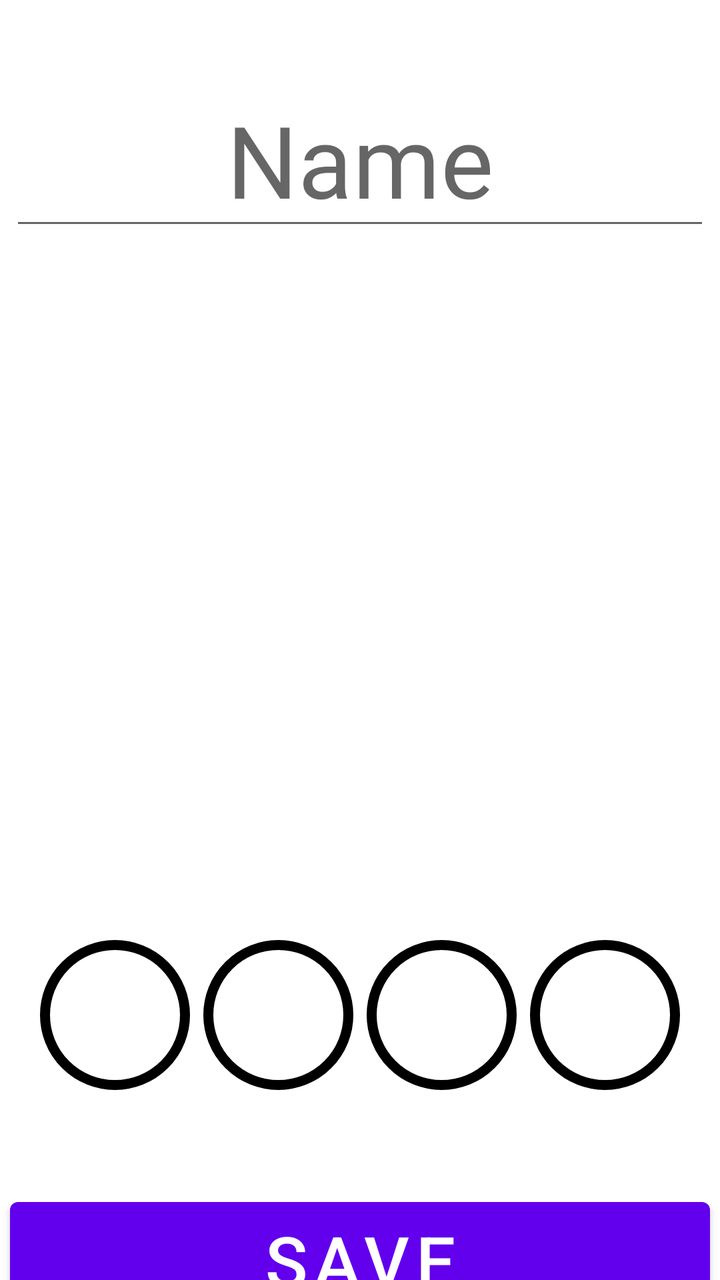
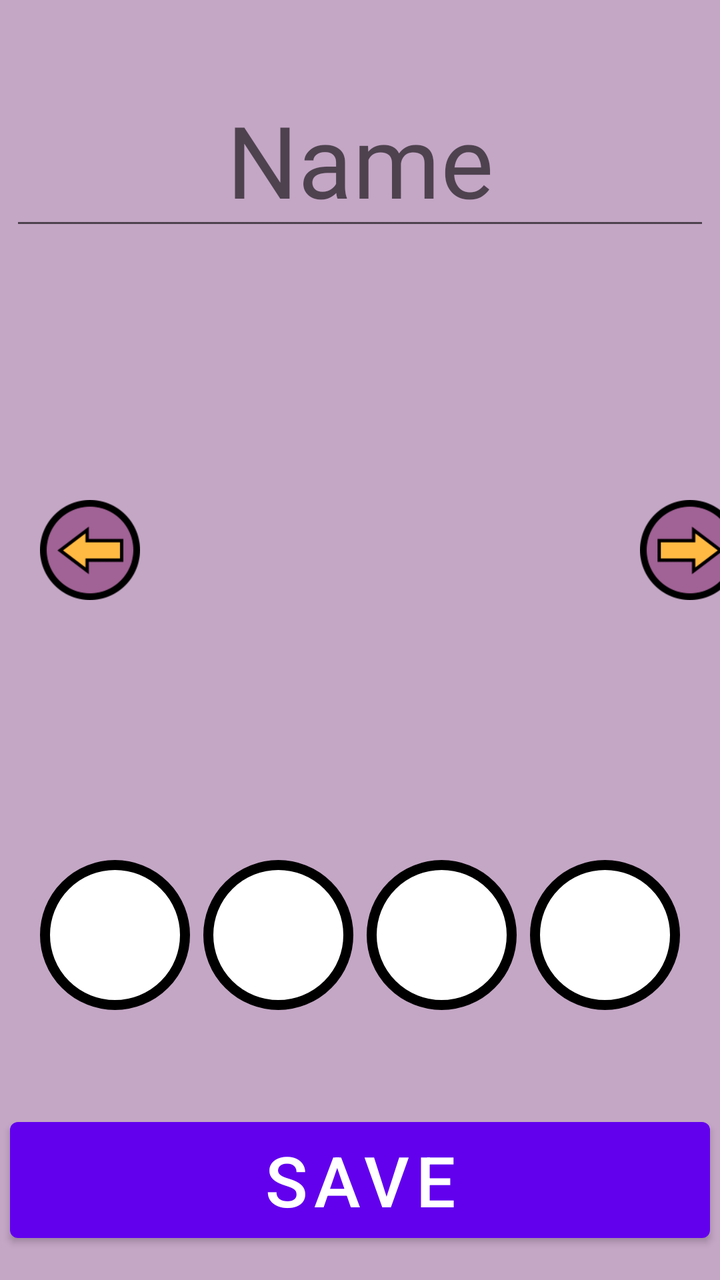

An Android layout rendered at two revisions. The XML below is the earlier revision; the diff shows what the commit changed to produce the second picture.
<!-- AndroidManifest.xml: application theme Theme.PetMonsters -->
<!-- res/layout/activity_character_editor.xml -->
<?xml version="1.0" encoding="utf-8"?>
<androidx.constraintlayout.widget.ConstraintLayout xmlns:android="http://schemas.android.com/apk/res/android"
    xmlns:app="http://schemas.android.com/apk/res-auto"
    xmlns:tools="http://schemas.android.com/tools"
    android:layout_width="match_parent"
    android:layout_height="match_parent"
    tools:context=".CharacterEditorActivity">

    <LinearLayout
        android:layout_width="match_parent"
        android:layout_height="match_parent"
        android:orientation="vertical">

        <EditText
            android:id="@+id/namePet_et"
            android:layout_width="350dp"
            android:layout_gravity="center"
            android:layout_height="70dp"
            android:layout_marginRight="20dp"
            android:layout_marginLeft="20dp"
            android:layout_marginTop="50dp"
            android:fontFamily="@font/g"
            android:textAlignment="center"
            android:hint="Name"
            android:textSize="50dp"/>

        <LinearLayout
            android:layout_width="match_parent"
            android:layout_height="wrap_content"
            android:orientation="horizontal"
            android:layout_marginTop="50dp">

            <ImageView
                android:id="@+id/formerPet_iv"
                android:layout_width="30dp"
                android:layout_height="30dp"
                android:layout_marginLeft="20dp"
                android:layout_gravity="center"/>

            <View
                android:layout_width="0dp"
                android:layout_height="0dp"
                android:layout_weight="1"/>


            <ImageView
                android:id="@+id/pet_iv"
                android:layout_width="250dp"
                android:layout_height="250dp"
                android:layout_marginLeft="20dp"
                android:layout_marginRight="20dp"
                android:layout_gravity="fill_horizontal"/>

            <View
                android:layout_width="0dp"
                android:layout_height="0dp"
                android:layout_weight="1"/>

            <ImageView
                android:id="@+id/nextPet_iv"
                android:layout_width="30dp"
                android:layout_height="30dp"
                android:layout_marginRight="20dp"
                android:layout_gravity="center"/>

        </LinearLayout>

        <LinearLayout
            android:layout_width="match_parent"
            android:layout_height="wrap_content"
            android:orientation="horizontal"
            android:layout_marginTop="50dp">

            <ImageView
                android:id="@+id/color1_iv"
                android:src="@drawable/color_selector"
                android:layout_width="75dp"
                android:layout_height="75dp"
                android:layout_marginLeft="20dp"
                android:layout_gravity="center"/>


            <View
                android:layout_width="0dp"
                android:layout_height="0dp"
                android:layout_weight="1"/>

            <ImageView
                android:id="@+id/color2_iv"
                android:src="@drawable/color_selector"
                android:layout_width="75dp"
                android:layout_height="75dp"
                android:layout_gravity="center"/>

            <View
                android:layout_width="0dp"
                android:layout_height="0dp"
                android:layout_weight="1"/>

            <ImageView
                android:id="@+id/color3_iv"
                android:src="@drawable/color_selector"
                android:layout_width="75dp"
                android:layout_height="75dp"
                android:layout_gravity="center"/>

            <View
                android:layout_width="0dp"
                android:layout_height="0dp"
                android:layout_weight="1"/>

            <ImageView
                android:id="@+id/color4_iv"
                android:src="@drawable/color_selector"
                android:layout_width="75dp"
                android:layout_height="75dp"
                android:layout_marginRight="20dp"
                android:layout_gravity="center"/>

        </LinearLayout>

        <Button
            android:id="@+id/savePet_btn"
            android:layout_width="350dp"
            android:layout_height="70dp"
            android:layout_marginLeft="20dp"
            android:layout_marginRight="20dp"
            android:layout_gravity="center"
            android:layout_marginTop="50dp"
            android:text="SAVE"
            android:textSize="35dp"/>

    </LinearLayout>

</androidx.constraintlayout.widget.ConstraintLayout>
<!-- resources referenced by this layout -->
<resources>
  <!-- drawable color_selector (drawable) -->
  <?xml version="1.0" encoding="utf-8"?>
  <shape
      xmlns:android="http://schemas.android.com/apk/res/android"
      android:shape="oval">
  
      <solid
          android:color="#FFFFFF" />
      <size
          android:width="75dp"
          android:height="75dp"/>
  
      <stroke android:color="@color/black"
          android:width="5dp"/>
  </shape>
  <style name="Theme.PetMonsters" parent="Theme.MaterialComponents.DayNight.DarkActionBar">
          
          <item name="colorPrimary">@color/purple_500</item>
          <item name="colorPrimaryVariant">@color/purple_700</item>
          <item name="colorOnPrimary">@color/white</item>
          
          <item name="colorSecondary">@color/teal_200</item>
          <item name="colorSecondaryVariant">@color/teal_700</item>
          <item name="colorOnSecondary">@color/black</item>
          
          <item name="android:statusBarColor">?attr/colorPrimaryVariant</item>
          
      </style>
  <color name="black">#FF000000</color>
  <color name="purple_500">#FF6200EE</color>
  <color name="purple_700">#FF3700B3</color>
  <color name="white">#FFFFFFFF</color>
  <color name="teal_200">#FF03DAC5</color>
  <color name="teal_700">#FF018786</color>
</resources>

<!-- the commit's change to res/layout/activity_character_editor.xml (unified diff, before → after) -->
@@ -4,7 +4,8 @@
     xmlns:tools="http://schemas.android.com/tools"
     android:layout_width="match_parent"
     android:layout_height="match_parent"
-    tools:context=".CharacterEditorActivity">
+    tools:context=".CharacterEditorActivity"
+    android:background="@color/main_background">
 
     <LinearLayout
         android:layout_width="match_parent"
@@ -32,10 +33,12 @@
 
             <ImageView
                 android:id="@+id/formerPet_iv"
-                android:layout_width="30dp"
-                android:layout_height="30dp"
+                android:layout_width="50dp"
+                android:layout_height="50dp"
                 android:layout_marginLeft="20dp"
+                android:src="@drawable/change_pet_left"
                 android:layout_gravity="center"/>
+
 
             <View
                 android:layout_width="0dp"
@@ -45,8 +48,8 @@
 
             <ImageView
                 android:id="@+id/pet_iv"
-                android:layout_width="250dp"
-                android:layout_height="250dp"
+                android:layout_width="210dp"
+                android:layout_height="210dp"
                 android:layout_marginLeft="20dp"
                 android:layout_marginRight="20dp"
                 android:layout_gravity="fill_horizontal"/>
@@ -58,9 +61,10 @@
 
             <ImageView
                 android:id="@+id/nextPet_iv"
-                android:layout_width="30dp"
-                android:layout_height="30dp"
+                android:layout_width="50dp"
+                android:layout_height="50dp"
                 android:layout_marginRight="20dp"
+                android:src="@drawable/change_pet_right"
                 android:layout_gravity="center"/>
 
         </LinearLayout>
<!-- resource entries referenced after the edit -->
@@ -1,5 +1,8 @@
 <!-- resources referenced by this layout -->
 <resources>
+  <color name="main_background">#C4A6C5</color>
+  <!-- drawable change_pet_left: png bitmap (drawable, 5942 bytes) -->
+  <!-- drawable change_pet_right: png bitmap (drawable, 5963 bytes) -->
   <!-- drawable color_selector (drawable) -->
   <?xml version="1.0" encoding="utf-8"?>
   <shape
@@ -15,7 +18,7 @@
       <stroke android:color="@color/black"
           android:width="5dp"/>
   </shape>
-  <style name="Theme.PetMonsters" parent="Theme.MaterialComponents.DayNight.DarkActionBar">
+  <style name="Theme.PetMonsters" parent="Theme.MaterialComponents.DayNight.NoActionBar">
           
           <item name="colorPrimary">@color/purple_500</item>
           <item name="colorPrimaryVariant">@color/purple_700</item>
